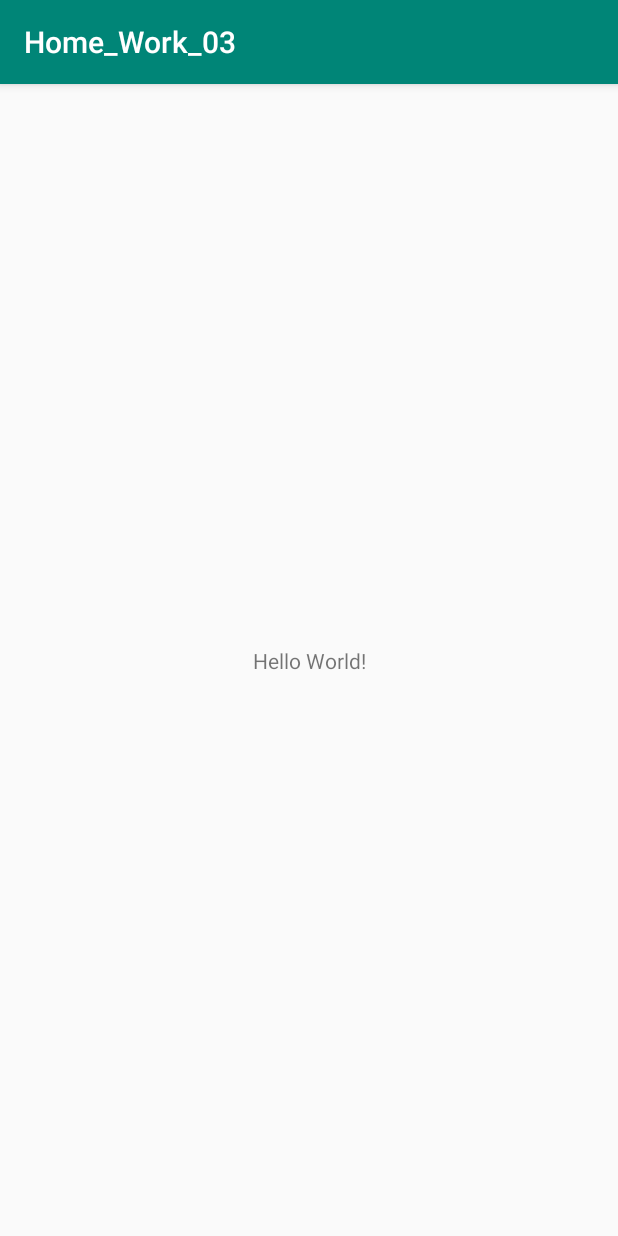
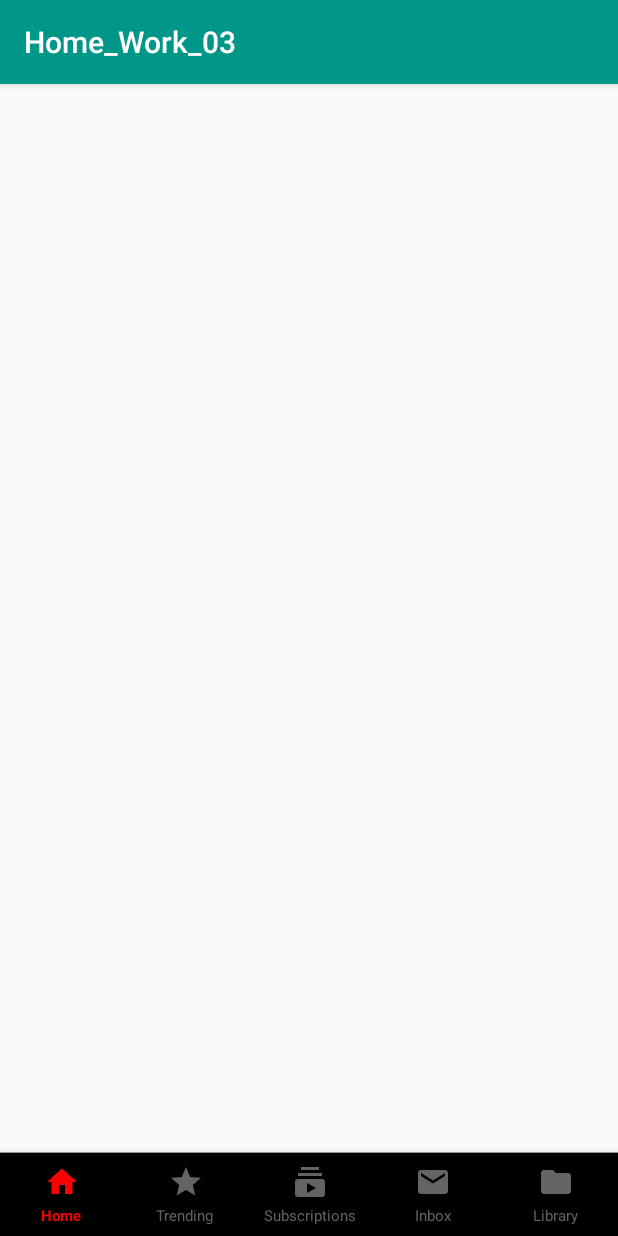
Before and after one commit to KamiJal/Android_HomeWork_03_Fragments, an Android app: the screen it shows after launch (MainActivity), on a phone screen of 412 x 824 dp. Run offline under Robolectric (Android 15) with nearby library versions, the phone set to English and light mode, and no system bars.

Commit message:
added_bottomNavigationView

```diff
--- a/app/build.gradle
+++ b/app/build.gradle
@@ -20,9 +20,10 @@ android {
 
 dependencies {
     implementation fileTree(dir: 'libs', include: ['*.jar'])
-    implementation 'androidx.appcompat:appcompat:1.0.0-beta01'
+    implementation 'androidx.appcompat:appcompat:1.1.0-alpha04'
     implementation 'androidx.constraintlayout:constraintlayout:1.1.3'
     testImplementation 'junit:junit:4.12'
-    androidTestImplementation 'androidx.test:runner:1.1.0-alpha4'
-    androidTestImplementation 'androidx.test.espresso:espresso-core:3.1.0-alpha4'
+    androidTestImplementation 'androidx.test:runner:1.2.0-alpha03'
+    androidTestImplementation 'androidx.test.espresso:espresso-core:3.2.0-alpha03'
+    implementation 'com.google.android.material:material:1.0.0'
 }
--- /dev/null
+++ b/app/src/main/res/drawable/bottom_nav_color_selector.xml
@@ -0,0 +1,9 @@
+<?xml version="1.0" encoding="utf-8"?>
+<selector xmlns:android="http://schemas.android.com/apk/res/android">
+    <item
+        android:state_checked="true"
+        android:color="@color/youtubeRed" />
+    <item
+        android:state_checked="false"
+        android:color="@color/youtubeGrey"/>
+</selector>
--- /dev/null
+++ b/app/src/main/res/drawable/ic_home.xml
@@ -0,0 +1,5 @@
+<vector android:height="24dp" android:tint="#FF001F"
+    android:viewportHeight="24.0" android:viewportWidth="24.0"
+    android:width="24dp" xmlns:android="http://schemas.android.com/apk/res/android">
+    <path android:fillColor="#FF000000" android:pathData="M10,20v-6h4v6h5v-8h3L12,3 2,12h3v8z"/>
+</vector>
--- /dev/null
+++ b/app/src/main/res/drawable/ic_inbox.xml
@@ -0,0 +1,5 @@
+<vector android:height="24dp" android:tint="#FF001F"
+    android:viewportHeight="24.0" android:viewportWidth="24.0"
+    android:width="24dp" xmlns:android="http://schemas.android.com/apk/res/android">
+    <path android:fillColor="#FF000000" android:pathData="M20,4L4,4c-1.1,0 -1.99,0.9 -1.99,2L2,18c0,1.1 0.9,2 2,2h16c1.1,0 2,-0.9 2,-2L22,6c0,-1.1 -0.9,-2 -2,-2zM20,8l-8,5 -8,-5L4,6l8,5 8,-5v2z"/>
+</vector>
--- /dev/null
+++ b/app/src/main/res/drawable/ic_library.xml
@@ -0,0 +1,5 @@
+<vector android:height="24dp" android:tint="#FF001F"
+    android:viewportHeight="24.0" android:viewportWidth="24.0"
+    android:width="24dp" xmlns:android="http://schemas.android.com/apk/res/android">
+    <path android:fillColor="#FF000000" android:pathData="M10,4H4c-1.1,0 -1.99,0.9 -1.99,2L2,18c0,1.1 0.9,2 2,2h16c1.1,0 2,-0.9 2,-2V8c0,-1.1 -0.9,-2 -2,-2h-8l-2,-2z"/>
+</vector>
--- /dev/null
+++ b/app/src/main/res/drawable/ic_subscriptions.xml
@@ -0,0 +1,5 @@
+<vector android:height="24dp" android:tint="#FF001F"
+    android:viewportHeight="24.0" android:viewportWidth="24.0"
+    android:width="24dp" xmlns:android="http://schemas.android.com/apk/res/android">
+    <path android:fillColor="#FF000000" android:pathData="M20,8L4,8L4,6h16v2zM18,2L6,2v2h12L18,2zM22,12v8c0,1.1 -0.9,2 -2,2L4,22c-1.1,0 -2,-0.9 -2,-2v-8c0,-1.1 0.9,-2 2,-2h16c1.1,0 2,0.9 2,2zM16,16l-6,-3.27v6.53L16,16z"/>
+</vector>
--- /dev/null
+++ b/app/src/main/res/drawable/ic_trending.xml
@@ -0,0 +1,5 @@
+<vector android:height="24dp" android:tint="#FF001F"
+    android:viewportHeight="24.0" android:viewportWidth="24.0"
+    android:width="24dp" xmlns:android="http://schemas.android.com/apk/res/android">
+    <path android:fillColor="#FF000000" android:pathData="M12,17.27L18.18,21l-1.64,-7.03L22,9.24l-7.19,-0.61L12,2 9.19,8.63 2,9.24l5.46,4.73L5.82,21z"/>
+</vector>
--- a/app/src/main/res/layout/activity_main.xml
+++ b/app/src/main/res/layout/activity_main.xml
@@ -6,13 +6,26 @@
     android:layout_height="match_parent"
     tools:context=".MainActivity">
 
-    <TextView
-        android:layout_width="wrap_content"
+    <com.google.android.material.bottomnavigation.BottomNavigationView
+        android:id="@+id/bottom_nav"
+        android:layout_width="match_parent"
         android:layout_height="wrap_content"
-        android:text="Hello World!"
+        app:labelVisibilityMode="labeled"
+        app:itemIconTint="@drawable/bottom_nav_color_selector"
+        app:itemTextColor="@drawable/bottom_nav_color_selector"
+        app:itemTextAppearanceInactive="@style/BottomNavigationView.Inactive"
+        app:itemTextAppearanceActive="@style/BottomNavigationView.Active"
         app:layout_constraintBottom_toBottomOf="parent"
-        app:layout_constraintLeft_toLeftOf="parent"
-        app:layout_constraintRight_toRightOf="parent"
-        app:layout_constraintTop_toTopOf="parent" />
+        app:layout_constraintEnd_toEndOf="parent"
+        app:layout_constraintStart_toStartOf="parent"
+        app:menu="@menu/bottom_nav_menu">
+
+        <LinearLayout
+            android:id="@+id/hr"
+            android:layout_width="match_parent"
+            android:layout_height="0.5dp"
+            android:orientation="horizontal"
+            android:background="@color/youtubeHr"/>
+    </com.google.android.material.bottomnavigation.BottomNavigationView>
 
 </androidx.constraintlayout.widget.ConstraintLayout>
--- /dev/null
+++ b/app/src/main/res/menu/bottom_nav_menu.xml
@@ -0,0 +1,29 @@
+<?xml version="1.0" encoding="utf-8"?>
+<menu xmlns:android="http://schemas.android.com/apk/res/android">
+
+    <item
+        android:id="@+id/menu_home"
+        android:icon="@drawable/ic_home"
+        android:title="@string/home" />
+
+    <item
+        android:id="@+id/menu_trending"
+        android:icon="@drawable/ic_trending"
+        android:title="@string/trending" />
+
+    <item
+        android:id="@+id/menu_subscriptions"
+        android:icon="@drawable/ic_subscriptions"
+        android:title="@string/subscriptions" />
+
+    <item
+        android:id="@+id/menu_inbox"
+        android:icon="@drawable/ic_inbox"
+        android:title="@string/inbox" />
+
+    <item
+        android:id="@+id/menu_library"
+        android:icon="@drawable/ic_library"
+        android:title="@string/library" />
+
+</menu>
--- a/app/src/main/res/values/colors.xml
+++ b/app/src/main/res/values/colors.xml
@@ -1,6 +1,9 @@
 <?xml version="1.0" encoding="utf-8"?>
 <resources>
-    <color name="colorPrimary">#008577</color>
+    <color name="colorPrimary">#009688</color>
     <color name="colorPrimaryDark">#00574B</color>
     <color name="colorAccent">#D81B60</color>
+    <color name="youtubeRed">#FF0000</color>
+    <color name="youtubeGrey">#646464</color>
+    <color name="youtubeHr">#969696</color>
 </resources>
--- a/app/src/main/res/values/strings.xml
+++ b/app/src/main/res/values/strings.xml
@@ -1,3 +1,8 @@
 <resources>
     <string name="app_name">Home_Work_03</string>
+    <string name="home">Home</string>
+    <string name="trending">Trending</string>
+    <string name="subscriptions">Subscriptions</string>
+    <string name="inbox">Inbox</string>
+    <string name="library">Library</string>
 </resources>
--- a/app/src/main/res/values/styles.xml
+++ b/app/src/main/res/values/styles.xml
@@ -8,4 +8,12 @@
         <item name="colorAccent">@color/colorAccent</item>
     </style>
 
+    <style name="BottomNavigationView.Inactive" parent="@style/TextAppearance.AppCompat.Caption">
+        <item name="android:textSize">10sp</item>
+    </style>
+
+    <style name="BottomNavigationView.Active" parent="@style/TextAppearance.AppCompat.Caption">
+        <item name="android:textSize">10sp</item>
+    </style>
+
 </resources>
```
